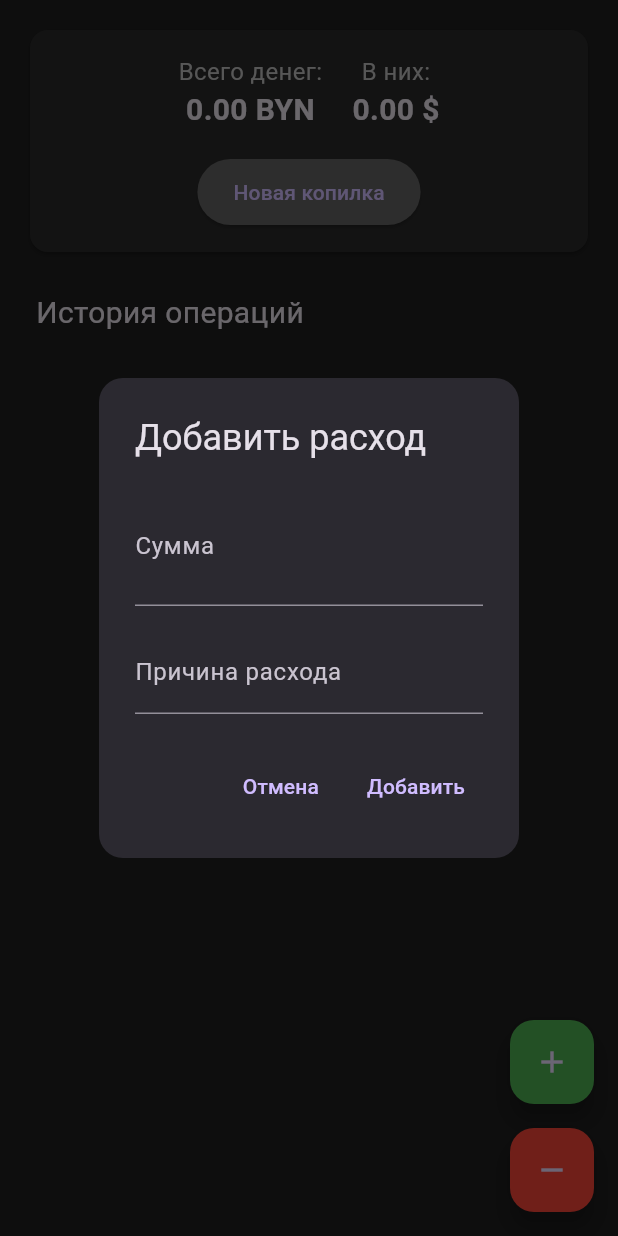
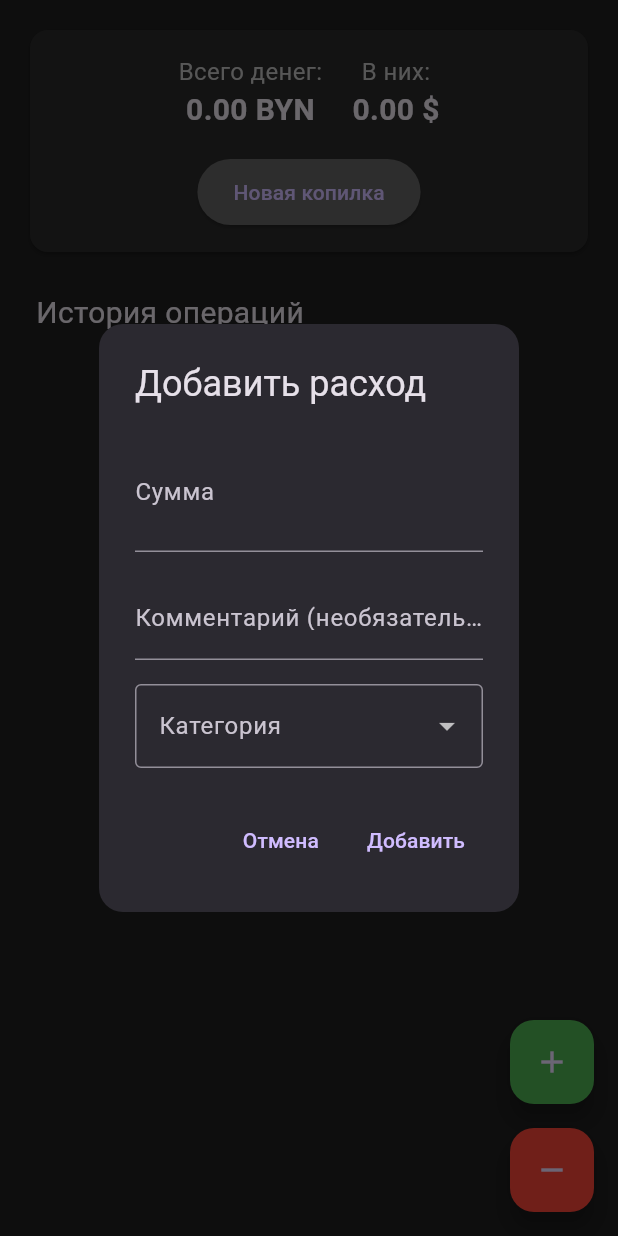
Before and after one commit to PocketSFabuser/Wallet, a Flutter app: the screen it shows after launch, after a tap on the "remove" icon, on a phone screen of 412 x 824 dp. Run offline on Flutter 3.47's test engine with Material 3 defaults, Android fonts, the light colour scheme and no system bars; our stand-ins replace shared_preferences.

Commit message:
v.0.1b add categories

```diff
--- a/lib/main.dart
+++ b/lib/main.dart
@@ -19,6 +19,20 @@ class MyApp extends StatelessWidget {
   }
 }
 
+// Enum для категорий расходов с иконками
+enum ExpenseCategory {
+  entertainment('Развлечения', Icons.movie),
+  shopping('Магазин', Icons.shopping_cart),
+  clothes('Одежда', Icons.checkroom),
+  sports('Спорт', Icons.sports_soccer),
+  education('Образование', Icons.school);
+
+  final String name;
+  final IconData icon;
+
+  const ExpenseCategory(this.name, this.icon);
+}
+
 class Transaction {
   final String type;
   final double amount;
@@ -26,6 +40,7 @@ class Transaction {
   final String description;
   final String? target;
   final String currency;
+  final ExpenseCategory? category;
 
   Transaction({
     required this.type,
@@ -34,6 +49,7 @@ class Transaction {
     required this.description,
     required this.currency,
     this.target,
+    this.category,
   });
 
   Map<String, dynamic> toJson() => {
@@ -43,6 +59,7 @@ class Transaction {
     'description': description,
     'target': target,
     'currency': currency,
+    'category': category?.name,
   };
 
   factory Transaction.fromJson(Map<String, dynamic> json) => Transaction(
@@ -52,6 +69,11 @@ class Transaction {
     description: json['description'],
     target: json['target'],
     currency: json['currency'] ?? 'BYN',
+    category: json['category'] != null
+        ? ExpenseCategory.values.firstWhere(
+            (e) => e.name == json['category'],
+        orElse: () => ExpenseCategory.entertainment)
+        : null,
   );
 }
 
@@ -104,6 +126,7 @@ class _MyHomePageState extends State<MyHomePage> with TickerProviderStateMixin {
   double _usdBalance = 0;
   String? _selectedBank;
   String? _selectedCurrency;
+  ExpenseCategory? _selectedCategory;
   late final AnimationController _progressController;
   final Map<String, Animation<double>> _bankAnimations = {};
   final double _exchangeRate = 3.0;
@@ -213,6 +236,8 @@ class _MyHomePageState extends State<MyHomePage> with TickerProviderStateMixin {
   }
 
   void _showTransactionDialog({String? type, bool forBank = false, PiggyBank? bankToDelete}) {
+    _selectedCategory = null;
+
     showDialog(
       context: context,
       barrierColor: Colors.black54,
@@ -241,9 +266,40 @@ class _MyHomePageState extends State<MyHomePage> with TickerProviderStateMixin {
               TextField(
                 controller: _descController,
                 decoration: InputDecoration(
-                  labelText: forBank ? 'Комментарий' : (type == 'income' ? 'Комментарий' : 'Причина расхода'),
+                  labelText: forBank
+                      ? 'Комментарий'
+                      : (type == 'income'
+                      ? 'Комментарий'
+                      : 'Комментарий (необязательно)'),
                 ),
               ),
+              if (type == 'expense') ...[
+                const SizedBox(height: 16),
+                DropdownButtonFormField<ExpenseCategory>(
+                  value: _selectedCategory,
+                  decoration: const InputDecoration(
+                    labelText: 'Категория',
+                    border: OutlineInputBorder(),
+                  ),
+                  items: ExpenseCategory.values.map((category) {
+                    return DropdownMenuItem<ExpenseCategory>(
+                      value: category,
+                      child: Row(
+                        children: [
+                          Icon(category.icon, size: 20),
+                          const SizedBox(width: 8),
+                          Text(category.name),
+                        ],
+                      ),
+                    );
+                  }).toList(),
+                  onChanged: (value) {
+                    setState(() {
+                      _selectedCategory = value;
+                    });
+                  },
+                ),
+              ],
             ],
             if (forBank && _piggyBanks.isNotEmpty && bankToDelete == null)
               DropdownButton<String>(
@@ -369,17 +425,16 @@ class _MyHomePageState extends State<MyHomePage> with TickerProviderStateMixin {
       return;
     }
 
-    if (type == 'expense' && description.isEmpty) {
-      _showError('Укажите причину расхода');
-      return;
-    }
-
     final newTransaction = Transaction(
       type: type,
       amount: amount,
       date: DateTime.now(),
-      description: description,
+      description: description.isNotEmpty ? description :
+      (type == 'expense' && _selectedCategory != null
+          ? _selectedCategory!.name
+          : 'Без описания'),
       currency: currency,
+      category: type == 'expense' ? _selectedCategory : null,
     );
 
     setState(() {
@@ -389,6 +444,7 @@ class _MyHomePageState extends State<MyHomePage> with TickerProviderStateMixin {
       _amountController.clear();
       _descController.clear();
       _selectedCurrency = null;
+      _selectedCategory = null;
     });
   }
 
@@ -590,6 +646,20 @@ class _MyHomePageState extends State<MyHomePage> with TickerProviderStateMixin {
                   style: const TextStyle(fontSize: 12),
                 ),
               ),
+            if (transaction.category != null)
+              Padding(
+                padding: const EdgeInsets.only(top: 4),
+                child: Row(
+                  children: [
+                    Icon(transaction.category!.icon, size: 16),
+                    const SizedBox(width: 4),
+                    Text(
+                      transaction.category!.name,
+                      style: const TextStyle(fontSize: 12),
+                    ),
+                  ],
+                ),
+              ),
           ],
         ),
         actions: [
@@ -723,7 +793,13 @@ class _MyHomePageState extends State<MyHomePage> with TickerProviderStateMixin {
           borderRadius: BorderRadius.circular(12),
         ),
         child: ListTile(
-          leading: Container(
+          leading: Column(
+            mainAxisAlignment: MainAxisAlignment.center,
+            children: [
+              if (t.category != null)
+                Icon(t.category!.icon, color: leadingColor),
+              if (t.category == null)
+                Container(
                   width: 4,
                   height: 40,
                   decoration: BoxDecoration(
@@ -731,8 +807,10 @@ class _MyHomePageState extends State<MyHomePage> with TickerProviderStateMixin {
                     borderRadius: BorderRadius.circular(2),
                   ),
                 ),
+            ],
+          ),
           title: Text(t.description),
-          subtitle: Text('${t.date.day}.${t.date.month}.${t.date.year} - $typeText'),
+          subtitle: Text('${t.date.day}.${t.date.month}.${t.date.year} - $typeText${t.category != null ? ' (${t.category!.name})' : ''}'),
           trailing: Column(
             mainAxisSize: MainAxisSize.min,
             crossAxisAlignment: CrossAxisAlignment.end,
```
Lines whose indentation alone changed are shown as unchanged.
